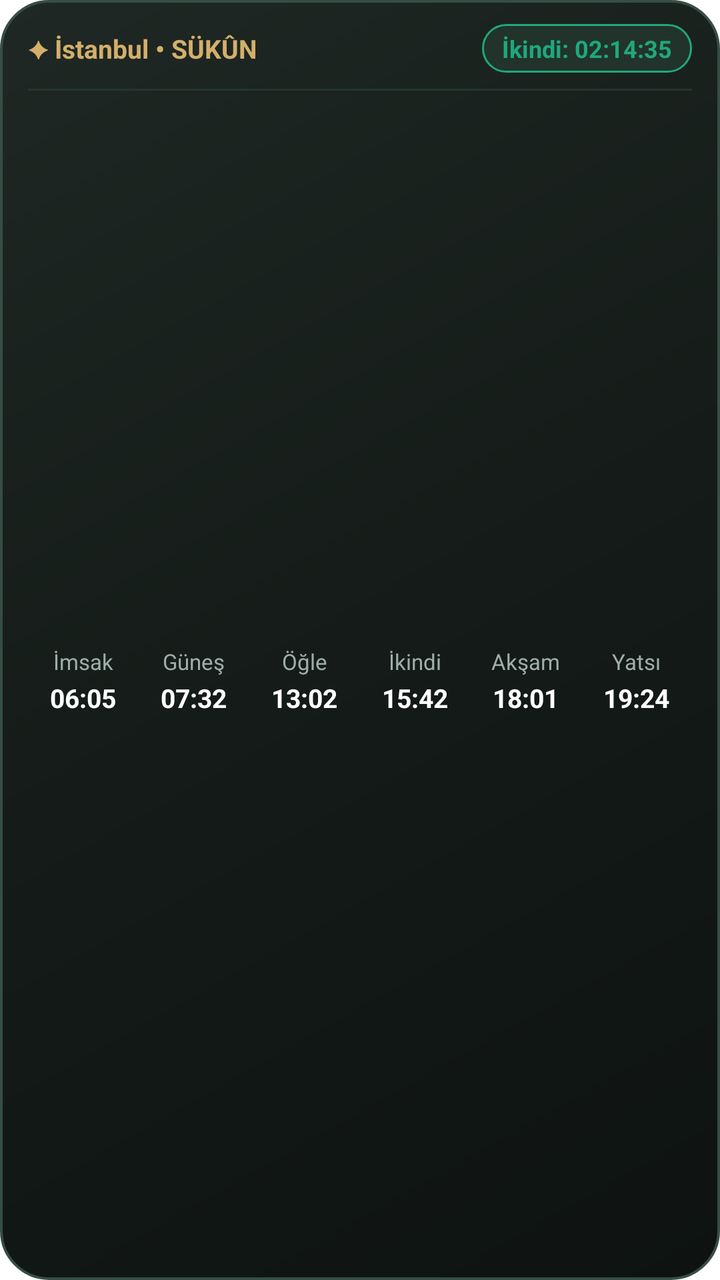
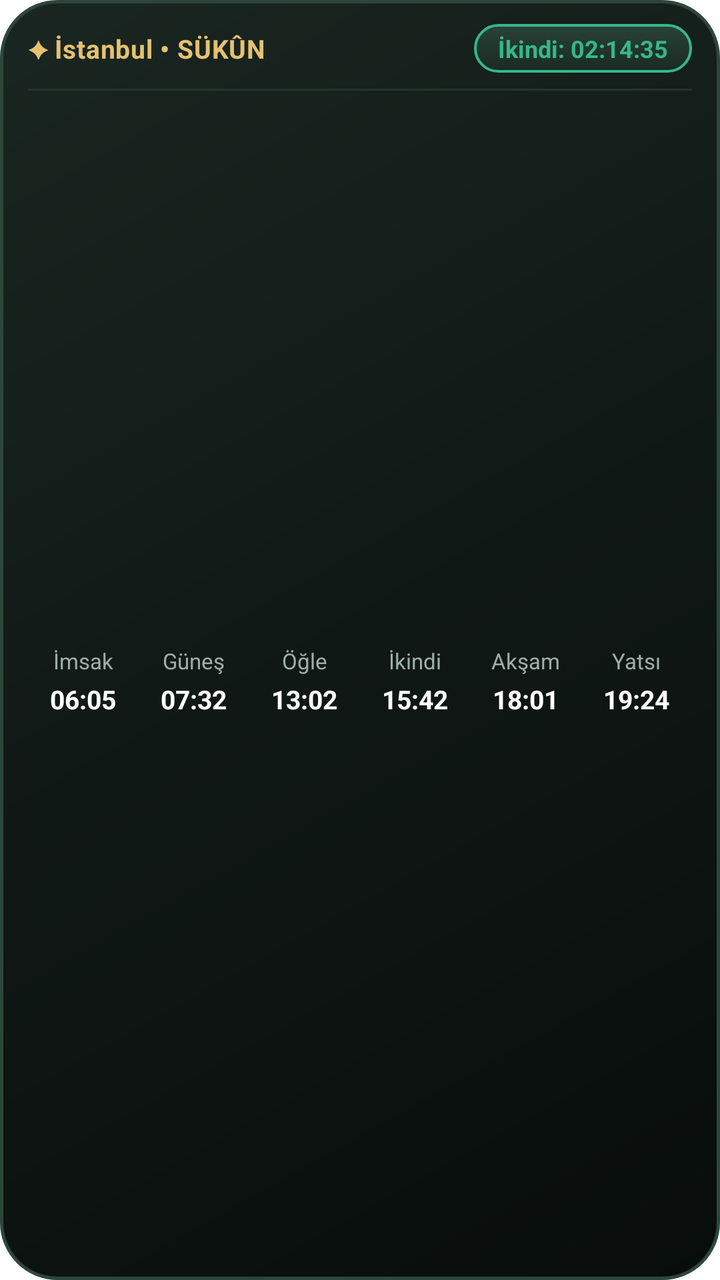

Compare the two renders of this Android layout. The source of the first and the diff that turns it into the second are given below.
<!-- AndroidManifest.xml: fallback theme Theme.MaterialComponents.DayNight.NoActionBar -->
<!-- res/layout/sukun_widget_medium_layout.xml -->
<?xml version="1.0" encoding="utf-8"?>
<LinearLayout xmlns:android="http://schemas.android.com/apk/res/android"
    android:id="@+id/widget_medium_root"
    android:layout_width="match_parent"
    android:layout_height="match_parent"
    android:background="@drawable/sukun_widget_bg"
    android:orientation="vertical"
    android:paddingStart="14dp"
    android:paddingTop="12dp"
    android:paddingEnd="14dp"
    android:paddingBottom="12dp">

    
    <LinearLayout
        android:layout_width="match_parent"
        android:layout_height="wrap_content"
        android:gravity="center_vertical"
        android:orientation="horizontal">

        <LinearLayout
            android:layout_width="0dp"
            android:layout_height="wrap_content"
            android:layout_weight="1"
            android:gravity="center_vertical"
            android:orientation="horizontal">

            <TextView
                android:layout_width="wrap_content"
                android:layout_height="wrap_content"
                android:text="✦ "
                android:textColor="#D4AF6A"
                android:textSize="12sp" />

            <TextView
                android:id="@+id/widget_medium_location"
                android:layout_width="wrap_content"
                android:layout_height="wrap_content"
                android:ellipsize="end"
                android:singleLine="true"
                android:text="İstanbul • SÜKÛN"
                android:textColor="#D4AF6A"
                android:textSize="13sp"
                android:textStyle="bold" />
        </LinearLayout>

        <TextView
            android:id="@+id/widget_medium_next_countdown"
            android:layout_width="wrap_content"
            android:layout_height="wrap_content"
            android:background="@drawable/sukun_widget_active_box"
            android:paddingStart="10dp"
            android:paddingTop="4dp"
            android:paddingEnd="10dp"
            android:paddingBottom="4dp"
            android:text="İkindi: 02:14:35"
            android:textColor="#1FA87C"
            android:textSize="12sp"
            android:textStyle="bold" />
    </LinearLayout>

    <FrameLayout
        android:layout_width="match_parent"
        android:layout_height="1dp"
        android:layout_marginTop="8dp"
        android:layout_marginBottom="8dp"
        android:background="#23352E" />

    
    <LinearLayout
        android:layout_width="match_parent"
        android:layout_height="0dp"
        android:layout_weight="1"
        android:gravity="center_vertical"
        android:orientation="horizontal">

        
        <LinearLayout
            android:id="@+id/widget_box_fajr"
            android:layout_width="0dp"
            android:layout_height="wrap_content"
            android:layout_weight="1"
            android:gravity="center"
            android:orientation="vertical"
            android:paddingTop="4dp"
            android:paddingBottom="4dp">
            <TextView
                android:id="@+id/widget_label_fajr"
                android:layout_width="wrap_content"
                android:layout_height="wrap_content"
                android:text="İmsak"
                android:textColor="#9EAEAA"
                android:textSize="11sp" />
            <TextView
                android:id="@+id/widget_time_fajr"
                android:layout_width="wrap_content"
                android:layout_height="wrap_content"
                android:layout_marginTop="2dp"
                android:text="06:05"
                android:textColor="#FFFFFF"
                android:textSize="13sp"
                android:textStyle="bold" />
        </LinearLayout>

        
        <LinearLayout
            android:id="@+id/widget_box_sunrise"
            android:layout_width="0dp"
            android:layout_height="wrap_content"
            android:layout_weight="1"
            android:gravity="center"
            android:orientation="vertical"
            android:paddingTop="4dp"
            android:paddingBottom="4dp">
            <TextView
                android:id="@+id/widget_label_sunrise"
                android:layout_width="wrap_content"
                android:layout_height="wrap_content"
                android:text="Güneş"
                android:textColor="#9EAEAA"
                android:textSize="11sp" />
            <TextView
                android:id="@+id/widget_time_sunrise"
                android:layout_width="wrap_content"
                android:layout_height="wrap_content"
                android:layout_marginTop="2dp"
                android:text="07:32"
                android:textColor="#FFFFFF"
                android:textSize="13sp"
                android:textStyle="bold" />
        </LinearLayout>

        
        <LinearLayout
            android:id="@+id/widget_box_dhuhr"
            android:layout_width="0dp"
            android:layout_height="wrap_content"
            android:layout_weight="1"
            android:gravity="center"
            android:orientation="vertical"
            android:paddingTop="4dp"
            android:paddingBottom="4dp">
            <TextView
                android:id="@+id/widget_label_dhuhr"
                android:layout_width="wrap_content"
                android:layout_height="wrap_content"
                android:text="Öğle"
                android:textColor="#9EAEAA"
                android:textSize="11sp" />
            <TextView
                android:id="@+id/widget_time_dhuhr"
                android:layout_width="wrap_content"
                android:layout_height="wrap_content"
                android:layout_marginTop="2dp"
                android:text="13:02"
                android:textColor="#FFFFFF"
                android:textSize="13sp"
                android:textStyle="bold" />
        </LinearLayout>

        
        <LinearLayout
            android:id="@+id/widget_box_asr"
            android:layout_width="0dp"
            android:layout_height="wrap_content"
            android:layout_weight="1"
            android:gravity="center"
            android:orientation="vertical"
            android:paddingTop="4dp"
            android:paddingBottom="4dp">
            <TextView
                android:id="@+id/widget_label_asr"
                android:layout_width="wrap_content"
                android:layout_height="wrap_content"
                android:text="İkindi"
                android:textColor="#9EAEAA"
                android:textSize="11sp" />
            <TextView
                android:id="@+id/widget_time_asr"
                android:layout_width="wrap_content"
                android:layout_height="wrap_content"
                android:layout_marginTop="2dp"
                android:text="15:42"
                android:textColor="#FFFFFF"
                android:textSize="13sp"
                android:textStyle="bold" />
        </LinearLayout>

        
        <LinearLayout
            android:id="@+id/widget_box_maghrib"
            android:layout_width="0dp"
            android:layout_height="wrap_content"
            android:layout_weight="1"
            android:gravity="center"
            android:orientation="vertical"
            android:paddingTop="4dp"
            android:paddingBottom="4dp">
            <TextView
                android:id="@+id/widget_label_maghrib"
                android:layout_width="wrap_content"
                android:layout_height="wrap_content"
                android:text="Akşam"
                android:textColor="#9EAEAA"
                android:textSize="11sp" />
            <TextView
                android:id="@+id/widget_time_maghrib"
                android:layout_width="wrap_content"
                android:layout_height="wrap_content"
                android:layout_marginTop="2dp"
                android:text="18:01"
                android:textColor="#FFFFFF"
                android:textSize="13sp"
                android:textStyle="bold" />
        </LinearLayout>

        
        <LinearLayout
            android:id="@+id/widget_box_isha"
            android:layout_width="0dp"
            android:layout_height="wrap_content"
            android:layout_weight="1"
            android:gravity="center"
            android:orientation="vertical"
            android:paddingTop="4dp"
            android:paddingBottom="4dp">
            <TextView
                android:id="@+id/widget_label_isha"
                android:layout_width="wrap_content"
                android:layout_height="wrap_content"
                android:text="Yatsı"
                android:textColor="#9EAEAA"
                android:textSize="11sp" />
            <TextView
                android:id="@+id/widget_time_isha"
                android:layout_width="wrap_content"
                android:layout_height="wrap_content"
                android:layout_marginTop="2dp"
                android:text="19:24"
                android:textColor="#FFFFFF"
                android:textSize="13sp"
                android:textStyle="bold" />
        </LinearLayout>
    </LinearLayout>
</LinearLayout>
<!-- resources referenced by this layout -->
<resources>
  <!-- drawable sukun_widget_active_box (drawable) -->
  <?xml version="1.0" encoding="utf-8"?>
  <shape xmlns:android="http://schemas.android.com/apk/res/android"
      android:shape="rectangle">
      <solid android:color="#22332C" />
      <corners android:radius="14dp" />
      <stroke
          android:width="1dp"
          android:color="#1FA87C" />
  </shape>
  <!-- drawable sukun_widget_bg (drawable) -->
  <?xml version="1.0" encoding="utf-8"?>
  <shape xmlns:android="http://schemas.android.com/apk/res/android"
      android:shape="rectangle">
      <gradient
          android:angle="315"
          android:startColor="#1F2824"
          android:centerColor="#141B18"
          android:endColor="#0E1311"
          android:type="linear" />
      <corners android:radius="24dp" />
      <stroke
          android:width="1.2dp"
          android:color="#364E45" />
  </shape>
</resources>

<!-- the commit's change to res/layout/sukun_widget_medium_layout.xml (unified diff, before → after) -->
@@ -28,7 +28,7 @@
                 android:layout_width="wrap_content"
                 android:layout_height="wrap_content"
                 android:text="✦ "
-                android:textColor="#D4AF6A"
+                android:textColor="#E5C170"
                 android:textSize="12sp" />
 
             <TextView
@@ -36,9 +36,10 @@
                 android:layout_width="wrap_content"
                 android:layout_height="wrap_content"
                 android:ellipsize="end"
+                android:letterSpacing="0.02"
                 android:singleLine="true"
                 android:text="İstanbul • SÜKÛN"
-                android:textColor="#D4AF6A"
+                android:textColor="#E5C170"
                 android:textSize="13sp"
                 android:textStyle="bold" />
         </LinearLayout>
@@ -48,12 +49,12 @@
             android:layout_width="wrap_content"
             android:layout_height="wrap_content"
             android:background="@drawable/sukun_widget_active_box"
-            android:paddingStart="10dp"
-            android:paddingTop="4dp"
-            android:paddingEnd="10dp"
+            android:paddingStart="12dp"
+            android:paddingTop="4dp"
+            android:paddingEnd="12dp"
             android:paddingBottom="4dp"
             android:text="İkindi: 02:14:35"
-            android:textColor="#1FA87C"
+            android:textColor="#35B888"
             android:textSize="12sp"
             android:textStyle="bold" />
     </LinearLayout>
@@ -63,7 +64,7 @@
         android:layout_height="1dp"
         android:layout_marginTop="8dp"
         android:layout_marginBottom="8dp"
-        android:background="#23352E" />
+        android:background="#22362C" />
 
     
     <LinearLayout
@@ -77,11 +78,13 @@
         <LinearLayout
             android:id="@+id/widget_box_fajr"
             android:layout_width="0dp"
-            android:layout_height="wrap_content"
-            android:layout_weight="1"
-            android:gravity="center"
-            android:orientation="vertical"
-            android:paddingTop="4dp"
+            android:layout_height="match_parent"
+            android:layout_weight="1"
+            android:gravity="center"
+            android:orientation="vertical"
+            android:paddingStart="2dp"
+            android:paddingTop="4dp"
+            android:paddingEnd="2dp"
             android:paddingBottom="4dp">
             <TextView
                 android:id="@+id/widget_label_fajr"
@@ -94,7 +97,7 @@
                 android:id="@+id/widget_time_fajr"
                 android:layout_width="wrap_content"
                 android:layout_height="wrap_content"
-                android:layout_marginTop="2dp"
+                android:layout_marginTop="3dp"
                 android:text="06:05"
                 android:textColor="#FFFFFF"
                 android:textSize="13sp"
@@ -105,11 +108,13 @@
         <LinearLayout
             android:id="@+id/widget_box_sunrise"
             android:layout_width="0dp"
-            android:layout_height="wrap_content"
-            android:layout_weight="1"
-            android:gravity="center"
-            android:orientation="vertical"
-            android:paddingTop="4dp"
+            android:layout_height="match_parent"
+            android:layout_weight="1"
+            android:gravity="center"
+            android:orientation="vertical"
+            android:paddingStart="2dp"
+            android:paddingTop="4dp"
+            android:paddingEnd="2dp"
             android:paddingBottom="4dp">
             <TextView
                 android:id="@+id/widget_label_sunrise"
@@ -122,7 +127,7 @@
                 android:id="@+id/widget_time_sunrise"
                 android:layout_width="wrap_content"
                 android:layout_height="wrap_content"
-                android:layout_marginTop="2dp"
+                android:layout_marginTop="3dp"
                 android:text="07:32"
                 android:textColor="#FFFFFF"
                 android:textSize="13sp"
@@ -133,11 +138,13 @@
         <LinearLayout
             android:id="@+id/widget_box_dhuhr"
             android:layout_width="0dp"
-            android:layout_height="wrap_content"
-            android:layout_weight="1"
-            android:gravity="center"
-            android:orientation="vertical"
-            android:paddingTop="4dp"
+            android:layout_height="match_parent"
+            android:layout_weight="1"
+            android:gravity="center"
+            android:orientation="vertical"
+            android:paddingStart="2dp"
+            android:paddingTop="4dp"
+            android:paddingEnd="2dp"
             android:paddingBottom="4dp">
             <TextView
                 android:id="@+id/widget_label_dhuhr"
@@ -150,7 +157,7 @@
                 android:id="@+id/widget_time_dhuhr"
                 android:layout_width="wrap_content"
                 android:layout_height="wrap_content"
-                android:layout_marginTop="2dp"
+                android:layout_marginTop="3dp"
                 android:text="13:02"
                 android:textColor="#FFFFFF"
                 android:textSize="13sp"
@@ -161,11 +168,13 @@
         <LinearLayout
             android:id="@+id/widget_box_asr"
             android:layout_width="0dp"
-            android:layout_height="wrap_content"
-            android:layout_weight="1"
-            android:gravity="center"
-            android:orientation="vertical"
-            android:paddingTop="4dp"
+            android:layout_height="match_parent"
+            android:layout_weight="1"
+            android:gravity="center"
+            android:orientation="vertical"
+            android:paddingStart="2dp"
+            android:paddingTop="4dp"
+            android:paddingEnd="2dp"
             android:paddingBottom="4dp">
             <TextView
                 android:id="@+id/widget_label_asr"
@@ -178,7 +187,7 @@
                 android:id="@+id/widget_time_asr"
                 android:layout_width="wrap_content"
                 android:layout_height="wrap_content"
-                android:layout_marginTop="2dp"
+                android:layout_marginTop="3dp"
                 android:text="15:42"
                 android:textColor="#FFFFFF"
                 android:textSize="13sp"
@@ -189,11 +198,13 @@
         <LinearLayout
             android:id="@+id/widget_box_maghrib"
             android:layout_width="0dp"
-            android:layout_height="wrap_content"
-            android:layout_weight="1"
-            android:gravity="center"
-            android:orientation="vertical"
-            android:paddingTop="4dp"
+            android:layout_height="match_parent"
+            android:layout_weight="1"
+            android:gravity="center"
+            android:orientation="vertical"
+            android:paddingStart="2dp"
+            android:paddingTop="4dp"
+            android:paddingEnd="2dp"
             android:paddingBottom="4dp">
             <TextView
                 android:id="@+id/widget_label_maghrib"
@@ -206,7 +217,7 @@
                 android:id="@+id/widget_time_maghrib"
                 android:layout_width="wrap_content"
                 android:layout_height="wrap_content"
-                android:layout_marginTop="2dp"
+                android:layout_marginTop="3dp"
                 android:text="18:01"
                 android:textColor="#FFFFFF"
                 android:textSize="13sp"
@@ -217,11 +228,13 @@
         <LinearLayout
             android:id="@+id/widget_box_isha"
             android:layout_width="0dp"
-            android:layout_height="wrap_content"
-            android:layout_weight="1"
-            android:gravity="center"
-            android:orientation="vertical"
-            android:paddingTop="4dp"
+            android:layout_height="match_parent"
+            android:layout_weight="1"
+            android:gravity="center"
+            android:orientation="vertical"
+            android:paddingStart="2dp"
+            android:paddingTop="4dp"
+            android:paddingEnd="2dp"
             android:paddingBottom="4dp">
             <TextView
                 android:id="@+id/widget_label_isha"
@@ -234,7 +247,7 @@
                 android:id="@+id/widget_time_isha"
                 android:layout_width="wrap_content"
                 android:layout_height="wrap_content"
-                android:layout_marginTop="2dp"
+                android:layout_marginTop="3dp"
                 android:text="19:24"
                 android:textColor="#FFFFFF"
                 android:textSize="13sp"
<!-- resource entries referenced after the edit -->
@@ -4,11 +4,15 @@
   <?xml version="1.0" encoding="utf-8"?>
   <shape xmlns:android="http://schemas.android.com/apk/res/android"
       android:shape="rectangle">
-      <solid android:color="#22332C" />
+      <gradient
+          android:angle="270"
+          android:startColor="#2A4237"
+          android:endColor="#192A22"
+          android:type="linear" />
       <corners android:radius="14dp" />
       <stroke
-          android:width="1dp"
-          android:color="#1FA87C" />
+          android:width="1.2dp"
+          android:color="#35B888" />
   </shape>
   <!-- drawable sukun_widget_bg (drawable) -->
   <?xml version="1.0" encoding="utf-8"?>
@@ -16,14 +20,14 @@
       android:shape="rectangle">
       <gradient
           android:angle="315"
-          android:startColor="#1F2824"
-          android:centerColor="#141B18"
-          android:endColor="#0E1311"
+          android:startColor="#1A2621"
+          android:centerColor="#101815"
+          android:endColor="#080D0B"
           android:type="linear" />
-      <corners android:radius="24dp" />
+      <corners android:radius="28dp" />
       <stroke
-          android:width="1.2dp"
-          android:color="#364E45" />
+          android:width="1.5dp"
+          android:color="#2D463B" />
   </shape>
 </resources>
 
